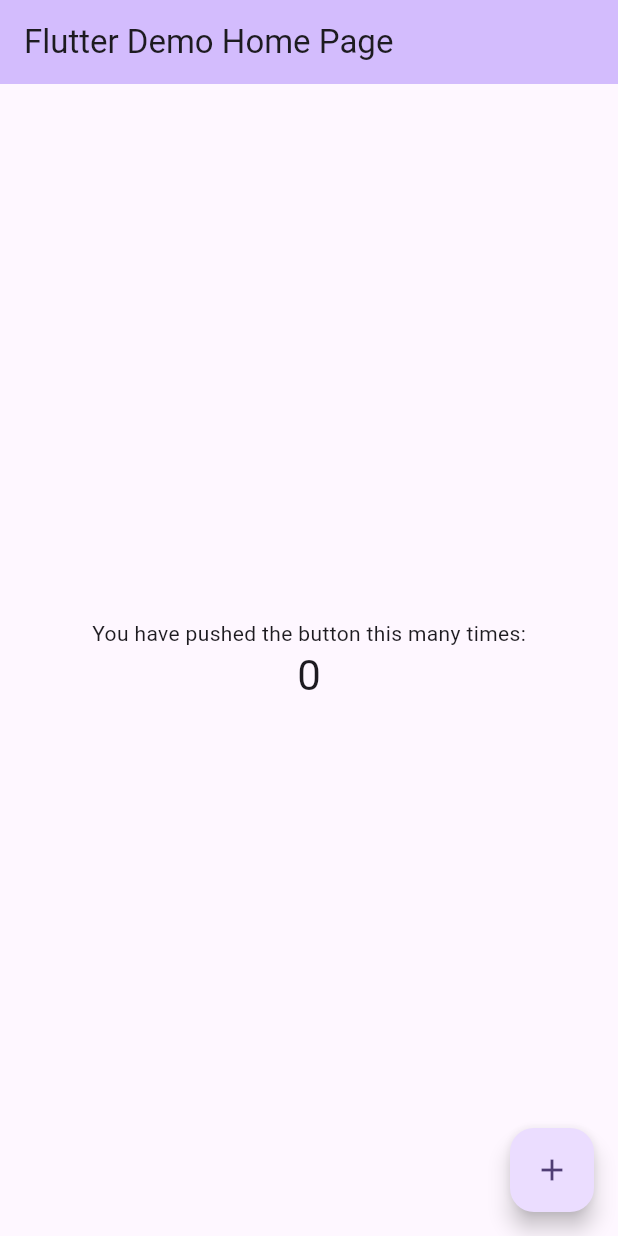
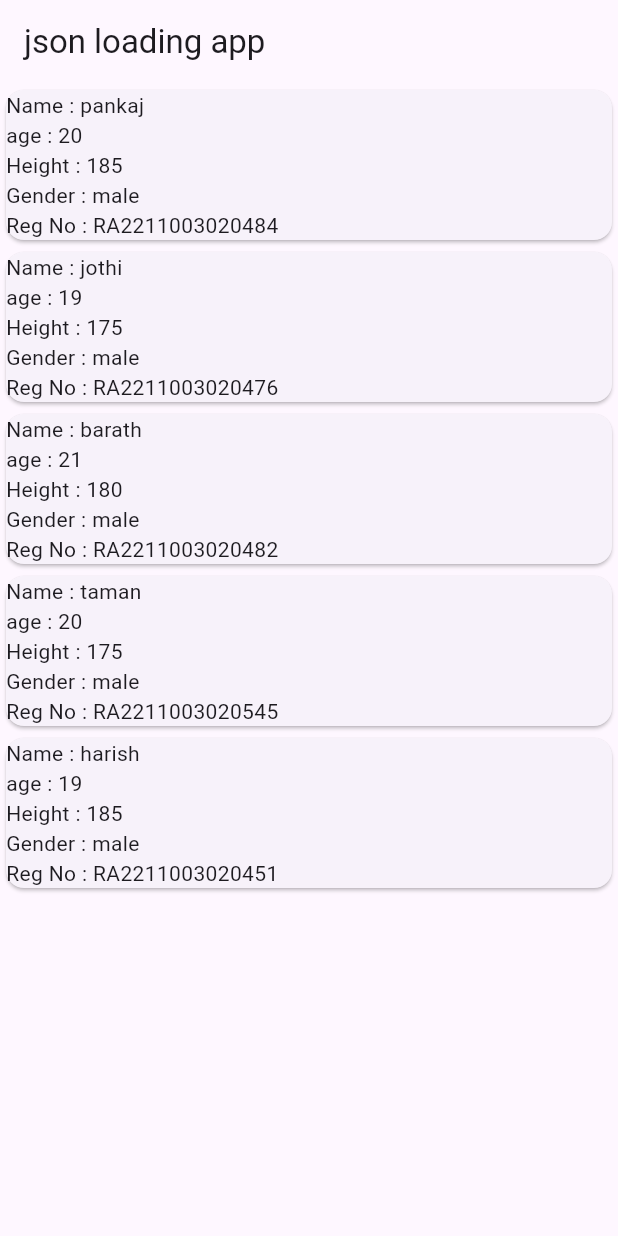
Before and after one commit to pankajseervi2604/json-data-fetching, a Flutter app: the screen it shows after launch, on a phone screen of 412 x 824 dp. Run offline on Flutter 3.47's test engine with Material 3 defaults, Android fonts, the light colour scheme and no system bars.

Commit message:
completed fetching data from json file

```diff
--- /dev/null
+++ b/json_file/person.json
@@ -0,0 +1,37 @@
+[
+    {
+        "name":"pankaj",
+        "age": 20,
+        "height": 185,
+        "gender":"male",
+        "reg_no":"RA2211003020484"
+    },
+    {
+        "name":"jothi",
+        "age": 19,
+        "height": 175,
+        "gender":"male",
+        "reg_no":"RA2211003020476"
+    },
+    {
+        "name":"barath",
+        "age": 21,
+        "height": 180,
+        "gender":"male",
+        "reg_no":"RA2211003020482"
+    },
+    {
+        "name":"taman",
+        "age": 20,
+        "height": 175,
+        "gender":"male",
+        "reg_no":"RA2211003020545"
+    },
+    {
+        "name":"harish",
+        "age": 19,
+        "height": 185,
+        "gender":"male",
+        "reg_no":"RA2211003020451"
+    }
+]
--- a/lib/main.dart
+++ b/lib/main.dart
@@ -1,125 +1,63 @@
+import 'dart:convert';
+
 import 'package:flutter/material.dart';
 
-void main() {
+void main(List<String> args) {
   runApp(const MyApp());
 }
 
 class MyApp extends StatelessWidget {
   const MyApp({super.key});
-
-  // This widget is the root of your application.
   @override
   Widget build(BuildContext context) {
     return MaterialApp(
-      title: 'Flutter Demo',
       theme: ThemeData(
-        // This is the theme of your application.
-        //
-        // TRY THIS: Try running your application with "flutter run". You'll see
-        // the application has a purple toolbar. Then, without quitting the app,
-        // try changing the seedColor in the colorScheme below to Colors.green
-        // and then invoke "hot reload" (save your changes or press the "hot
-        // reload" button in a Flutter-supported IDE, or press "r" if you used
-        // the command line to start the app).
-        //
-        // Notice that the counter didn't reset back to zero; the application
-        // state is not lost during the reload. To reset the state, use hot
-        // restart instead.
-        //
-        // This works for code too, not just values: Most code changes can be
-        // tested with just a hot reload.
-        colorScheme: ColorScheme.fromSeed(seedColor: Colors.deepPurple),
-        useMaterial3: true,
+        primarySwatch: Colors.teal,
       ),
-      home: const MyHomePage(title: 'Flutter Demo Home Page'),
+      home: HomePage(),
     );
   }
 }
 
-class MyHomePage extends StatefulWidget {
-  const MyHomePage({super.key, required this.title});
-
-  // This widget is the home page of your application. It is stateful, meaning
-  // that it has a State object (defined below) that contains fields that affect
-  // how it looks.
-
-  // This class is the configuration for the state. It holds the values (in this
-  // case the title) provided by the parent (in this case the App widget) and
-  // used by the build method of the State. Fields in a Widget subclass are
-  // always marked "final".
-
-  final String title;
+class HomePage extends StatefulWidget {
+  const HomePage({super.key});
 
   @override
-  State<MyHomePage> createState() => _MyHomePageState();
+  State<HomePage> createState() => _HomePageState();
 }
 
-class _MyHomePageState extends State<MyHomePage> {
-  int _counter = 0;
-
-  void _incrementCounter() {
-    setState(() {
-      // This call to setState tells the Flutter framework that something has
-      // changed in this State, which causes it to rerun the build method below
-      // so that the display can reflect the updated values. If we changed
-      // _counter without calling setState(), then the build method would not be
-      // called again, and so nothing would appear to happen.
-      _counter++;
-    });
-  }
-
+class _HomePageState extends State<HomePage> {
+  List data = [];
   @override
   Widget build(BuildContext context) {
-    // This method is rerun every time setState is called, for instance as done
-    // by the _incrementCounter method above.
-    //
-    // The Flutter framework has been optimized to make rerunning build methods
-    // fast, so that you can just rebuild anything that needs updating rather
-    // than having to individually change instances of widgets.
     return Scaffold(
-      appBar: AppBar(
-        // TRY THIS: Try changing the color here to a specific color (to
-        // Colors.amber, perhaps?) and trigger a hot reload to see the AppBar
-        // change color while the other colors stay the same.
-        backgroundColor: Theme.of(context).colorScheme.inversePrimary,
-        // Here we take the value from the MyHomePage object that was created by
-        // the App.build method, and use it to set our appbar title.
-        title: Text(widget.title),
-      ),
+      appBar: AppBar(title: Text('json loading app')),
       body: Center(
-        // Center is a layout widget. It takes a single child and positions it
-        // in the middle of the parent.
-        child: Column(
-          // Column is also a layout widget. It takes a list of children and
-          // arranges them vertically. By default, it sizes itself to fit its
-          // children horizontally, and tries to be as tall as its parent.
-          //
-          // Column has various properties to control how it sizes itself and
-          // how it positions its children. Here we use mainAxisAlignment to
-          // center the children vertically; the main axis here is the vertical
-          // axis because Columns are vertical (the cross axis would be
-          // horizontal).
-          //
-          // TRY THIS: Invoke "debug painting" (choose the "Toggle Debug Paint"
-          // action in the IDE, or press "p" in the console), to see the
-          // wireframe for each widget.
-          mainAxisAlignment: MainAxisAlignment.center,
-          children: <Widget>[
-            const Text(
-              'You have pushed the button this many times:',
-            ),
-            Text(
-              '$_counter',
-              style: Theme.of(context).textTheme.headlineMedium,
-            ),
-          ],
+        child: FutureBuilder(
+          future: DefaultAssetBundle.of(context)
+              .loadString("json_file/person.json"),
+          builder: (context, snapshot) {
+            var mydata = json.decode(snapshot.data.toString());
+            return ListView.builder(
+              itemCount: mydata == null ? 0 : mydata.length,
+              itemBuilder: (context, index) {
+                return Card(
+                  child: Column(
+                    crossAxisAlignment: CrossAxisAlignment.stretch,
+                    children: [
+                      Text("Name : "+mydata[index]['name']),
+                      Text("age : "+mydata[index]['age'].toString()),
+                      Text("Height : "+mydata[index]['height'].toString()),
+                      Text("Gender : "+mydata[index]['gender']),
+                      Text("Reg No : "+mydata[index]['reg_no']),
+                    ],
+                  ),
+                );
+              },
+            );
+          },
         ),
       ),
-      floatingActionButton: FloatingActionButton(
-        onPressed: _incrementCounter,
-        tooltip: 'Increment',
-        child: const Icon(Icons.add),
-      ), // This trailing comma makes auto-formatting nicer for build methods.
     );
   }
 }
```
Also changed, not shown: pubspec.yaml (+3 -4 lines).
